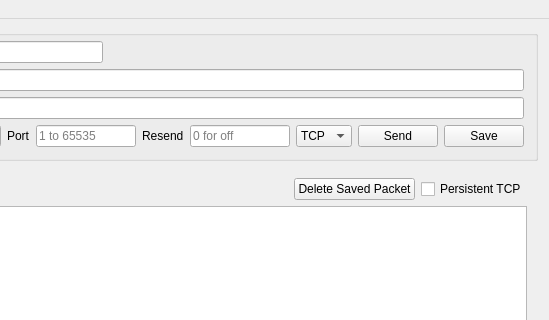
Old version of the form src/mainwindow.ui in the repository dannagle/PacketSender; both pictures show x 360 to 909 and y 0 to 320 of the 909 by 690 pixel window.
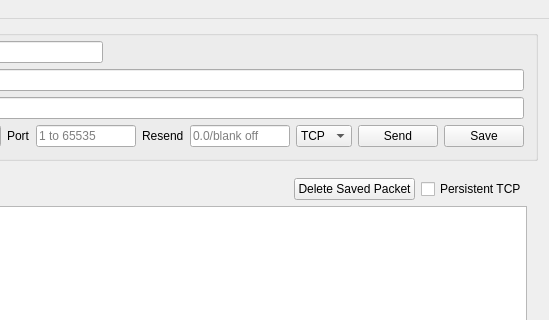
New version of the form. Icons and pictures are not drawn.

```diff
--- a/src/mainwindow.ui
+++ b/src/mainwindow.ui
@@ -133,7 +133,7 @@
               </size>
              </property>
              <property name="placeholderText">
-              <string>0 for off</string>
+              <string>0.0/blank off</string>
              </property>
             </widget>
            </item>
```
